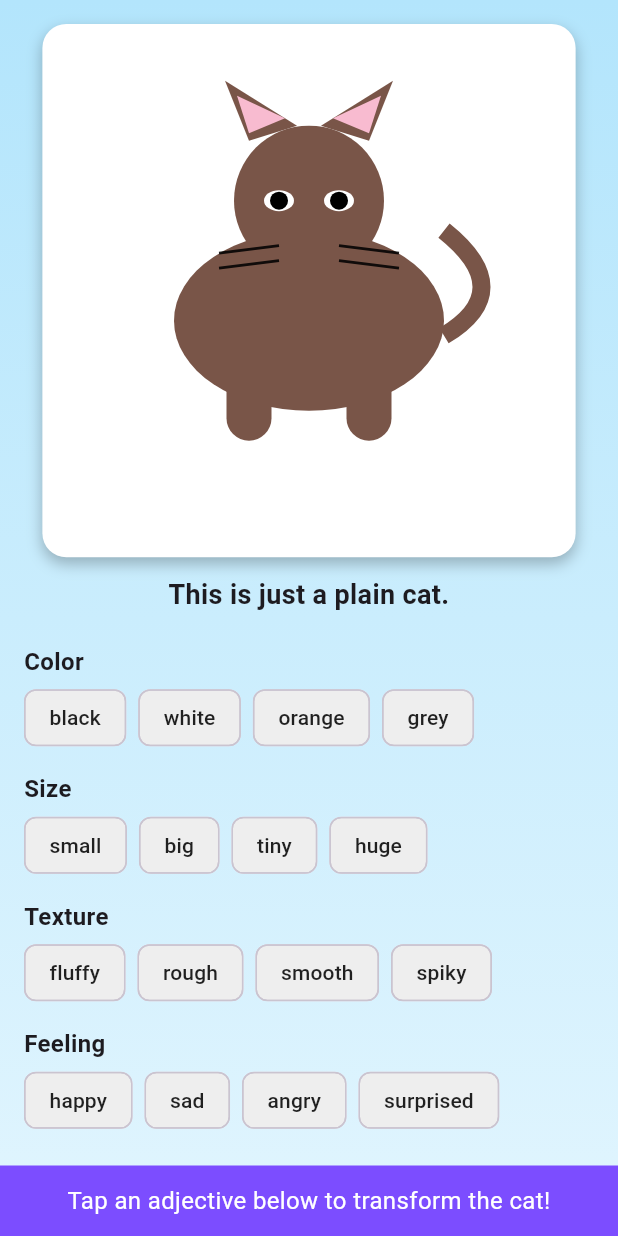
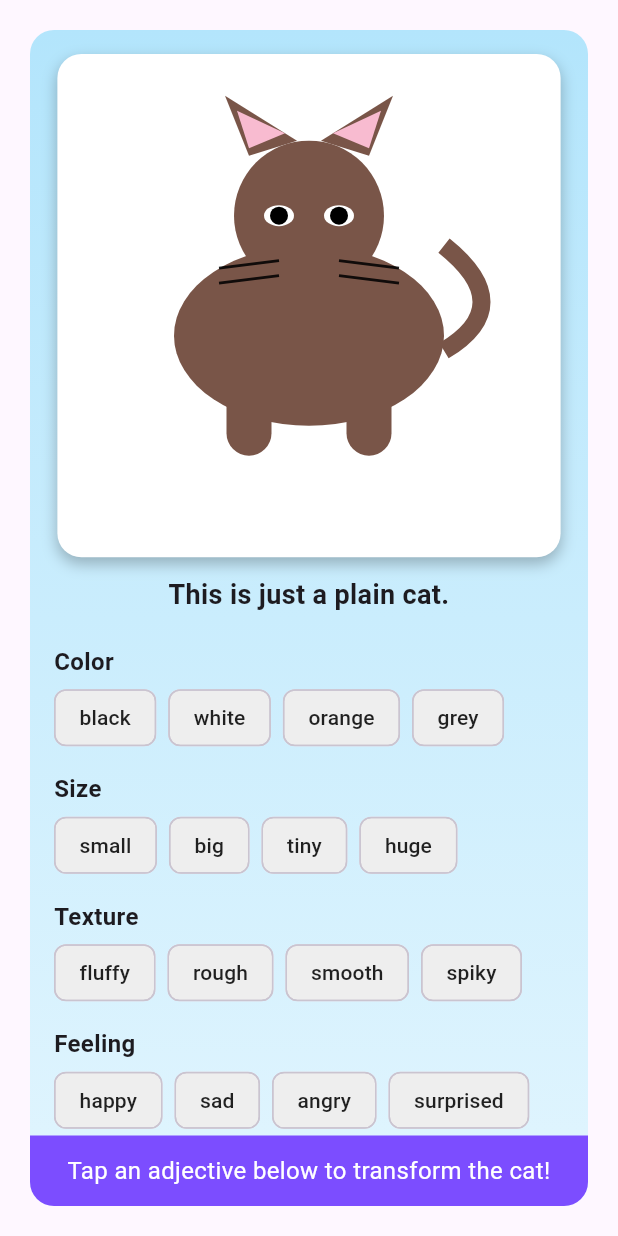
Before and after one commit to shiva396/learn-it, a Flutter app: the PaintTheCatPage screen opened by its route, on a phone screen of 412 x 824 dp. Run offline on Flutter 3.47's test engine with Material 3 defaults, Android fonts, the light colour scheme and no system bars; our stand-ins replace firebase_core, flutter_markdown, shared_preferences, shimmer, video_player; accounts and stored records are empty.

Commit message:
feat : slide1 cooked

```diff
--- a/lib/ui/organisms/pages/explanation/adjective/paint_the_cat.dart
+++ b/lib/ui/organisms/pages/explanation/adjective/paint_the_cat.dart
@@ -71,7 +71,10 @@ class _PaintTheCatPageState extends State<PaintTheCatPage>
 
     return Scaffold(
       body: Container(
+        margin: const EdgeInsets.all(20),
+
         decoration: const BoxDecoration(
+          borderRadius: BorderRadius.all(Radius.circular(16)),
           gradient: LinearGradient(
             colors: [Color(0xFFB3E5FC), Color(0xFFE1F5FE)],
             begin: Alignment.topCenter,
@@ -163,10 +166,16 @@ class _PaintTheCatPageState extends State<PaintTheCatPage>
                   ],
                 ),
               ),
-              // Footer instruction
+
               Container(
                 width: double.infinity,
-                color: Colors.deepPurpleAccent,
+                decoration: BoxDecoration(
+                  borderRadius: BorderRadius.only(
+                    bottomLeft: Radius.circular(16),
+                    bottomRight: Radius.circular(16),
+                  ),
+                  color: Colors.deepPurpleAccent,
+                ),
                 padding: const EdgeInsets.all(12),
                 child: const Text(
                   'Tap an adjective below to transform the cat!',
```
